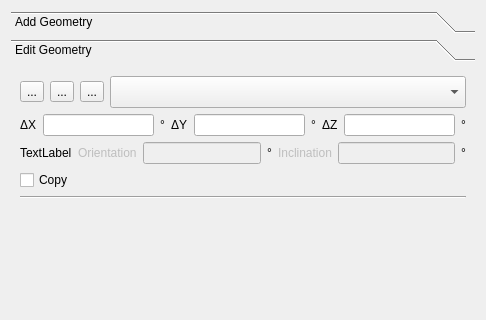
Old version of the form SIM-VICUS/src/SVPropEditGeometry.ui in the repository ghorwin/SIM-VICUS; both pictures show x 0 to 486 and y 0 to 320 of the 486 by 627 pixel window.
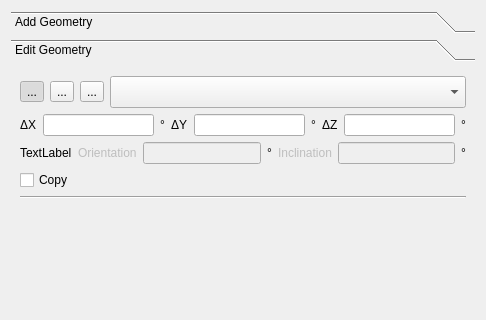
New version of the form. Icons and pictures are not drawn. Custom widgets are drawn as their Qt base class.

Commit message: Updated SVPropEditGeometry (not yet finished)

The edit to the form file:
```diff
--- a/SIM-VICUS/src/SVPropEditGeometry.ui
+++ b/SIM-VICUS/src/SVPropEditGeometry.ui
@@ -229,7 +229,7 @@
             <bool>true</bool>
            </property>
            <property name="checked">
-            <bool>false</bool>
+            <bool>true</bool>
            </property>
           </widget>
          </item>
```
The commit also changes 2 other files.
